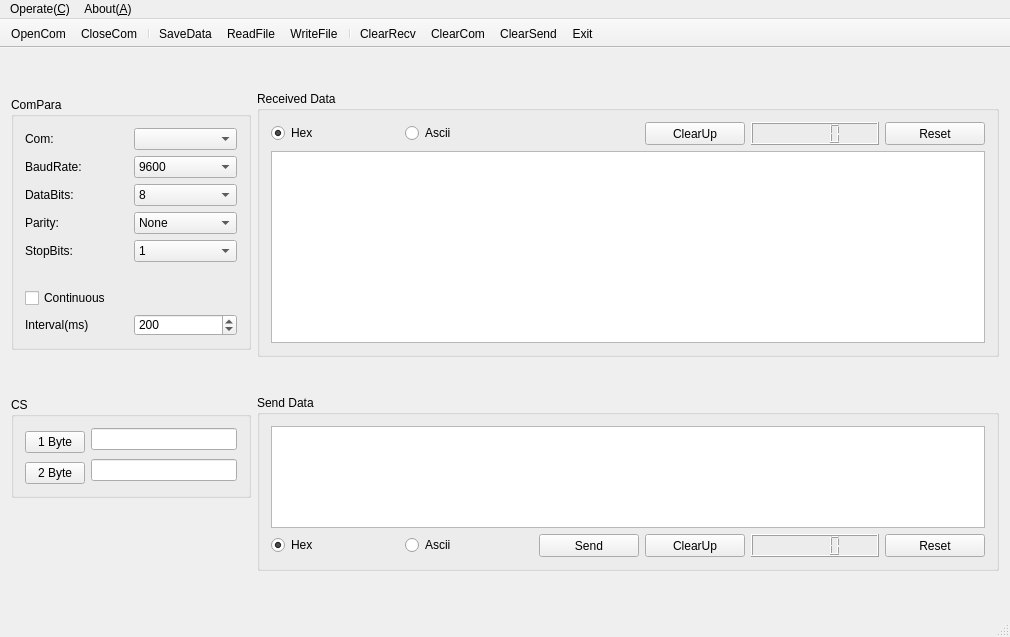
The window that source/delucom/mainwindow.ui (flimmy78/qtverify) describes before a commit, drawn with Qt 5.
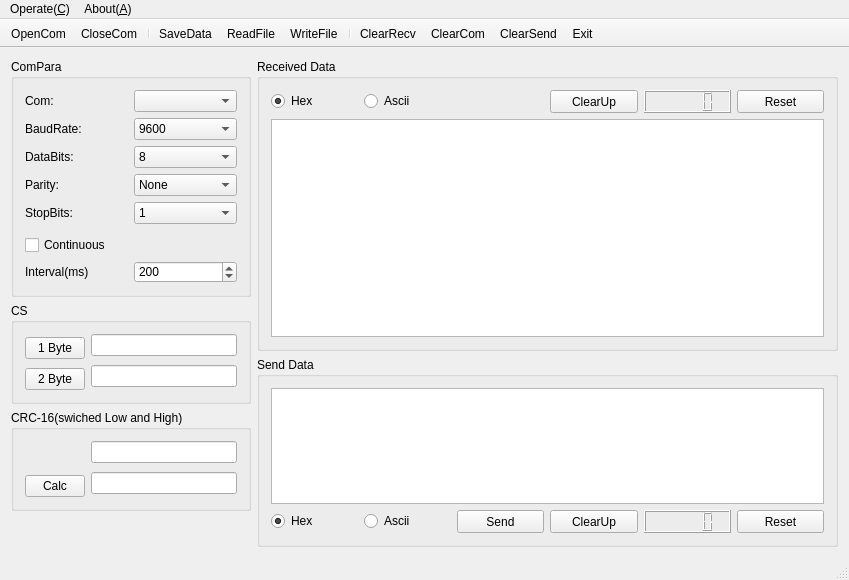
The same window after the commit. Icons and pictures are not drawn.

Patch:
```diff
--- a/source/delucom/mainwindow.ui
+++ b/source/delucom/mainwindow.ui
@@ -9,8 +9,8 @@
    <rect>
     <x>0</x>
     <y>0</y>
-    <width>1010</width>
-    <height>637</height>
+    <width>849</width>
+    <height>580</height>
    </rect>
   </property>
   <property name="minimumSize">
@@ -62,7 +62,7 @@
    <bool>true</bool>
   </property>
   <widget class="QWidget" name="centralWidget">
-   <layout class="QGridLayout" name="gridLayout_7">
+   <layout class="QGridLayout" name="gridLayout_8">
     <item row="0" column="0">
      <widget class="QGroupBox" name="groupBox">
       <property name="sizePolicy">
@@ -409,7 +409,7 @@
       </layout>
      </widget>
     </item>
-    <item row="0" column="1">
+    <item row="0" column="1" rowspan="2">
      <widget class="QGroupBox" name="groupBox_2">
       <property name="sizePolicy">
        <sizepolicy hsizetype="Expanding" vsizetype="Preferred">
@@ -562,7 +562,7 @@
       </layout>
      </widget>
     </item>
-    <item row="1" column="0">
+    <item row="1" column="0" rowspan="2">
      <widget class="QGroupBox" name="groupBox_3">
       <property name="sizePolicy">
        <sizepolicy hsizetype="Fixed" vsizetype="Fixed">
@@ -659,7 +659,7 @@
       </layout>
      </widget>
     </item>
-    <item row="1" column="1" rowspan="2">
+    <item row="2" column="1" rowspan="3">
      <widget class="QGroupBox" name="groupBox_4">
       <property name="sizePolicy">
        <sizepolicy hsizetype="Expanding" vsizetype="Preferred">
@@ -810,7 +810,79 @@
       </layout>
      </widget>
     </item>
-    <item row="2" column="0">
+    <item row="3" column="0">
+     <widget class="QGroupBox" name="groupBox_5">
+      <property name="sizePolicy">
+       <sizepolicy hsizetype="Fixed" vsizetype="Fixed">
+        <horstretch>0</horstretch>
+        <verstretch>0</verstretch>
+       </sizepolicy>
+      </property>
+      <property name="minimumSize">
+       <size>
+        <width>240</width>
+        <height>0</height>
+       </size>
+      </property>
+      <property name="maximumSize">
+       <size>
+        <width>240</width>
+        <height>16777215</height>
+       </size>
+      </property>
+      <property name="title">
+       <string>CRC-16(swiched Low and High)</string>
+      </property>
+      <layout class="QGridLayout" name="gridLayout_7">
+       <item row="0" column="1">
+        <widget class="QLineEdit" name="lineEditCRCInput">
+         <property name="sizePolicy">
+          <sizepolicy hsizetype="Preferred" vsizetype="Fixed">
+           <horstretch>0</horstretch>
+           <verstretch>0</verstretch>
+          </sizepolicy>
+         </property>
+        </widget>
+       </item>
+       <item row="1" column="1" rowspan="2">
+        <widget class="QLineEdit" name="lineEditCRCResult">
+         <property name="sizePolicy">
+          <sizepolicy hsizetype="Preferred" vsizetype="Fixed">
+           <horstretch>0</horstretch>
+           <verstretch>0</verstretch>
+          </sizepolicy>
+         </property>
+        </widget>
+       </item>
+       <item row="2" column="0">
+        <widget class="QPushButton" name="btnCRC">
+         <property name="sizePolicy">
+          <sizepolicy hsizetype="Fixed" vsizetype="Fixed">
+           <horstretch>0</horstretch>
+           <verstretch>0</verstretch>
+          </sizepolicy>
+         </property>
+         <property name="minimumSize">
+          <size>
+           <width>60</width>
+           <height>0</height>
+          </size>
+         </property>
+         <property name="maximumSize">
+          <size>
+           <width>60</width>
+           <height>16777215</height>
+          </size>
+         </property>
+         <property name="text">
+          <string>Calc</string>
+         </property>
+        </widget>
+       </item>
+      </layout>
+     </widget>
+    </item>
+    <item row="4" column="0">
      <widget class="QLabel" name="label_7">
       <property name="sizePolicy">
        <sizepolicy hsizetype="Fixed" vsizetype="Fixed">
@@ -848,8 +920,8 @@
     <rect>
      <x>0</x>
      <y>0</y>
-     <width>1010</width>
-     <height>26</height>
+     <width>849</width>
+     <height>23</height>
     </rect>
    </property>
    <widget class="QMenu" name="menu">
```
